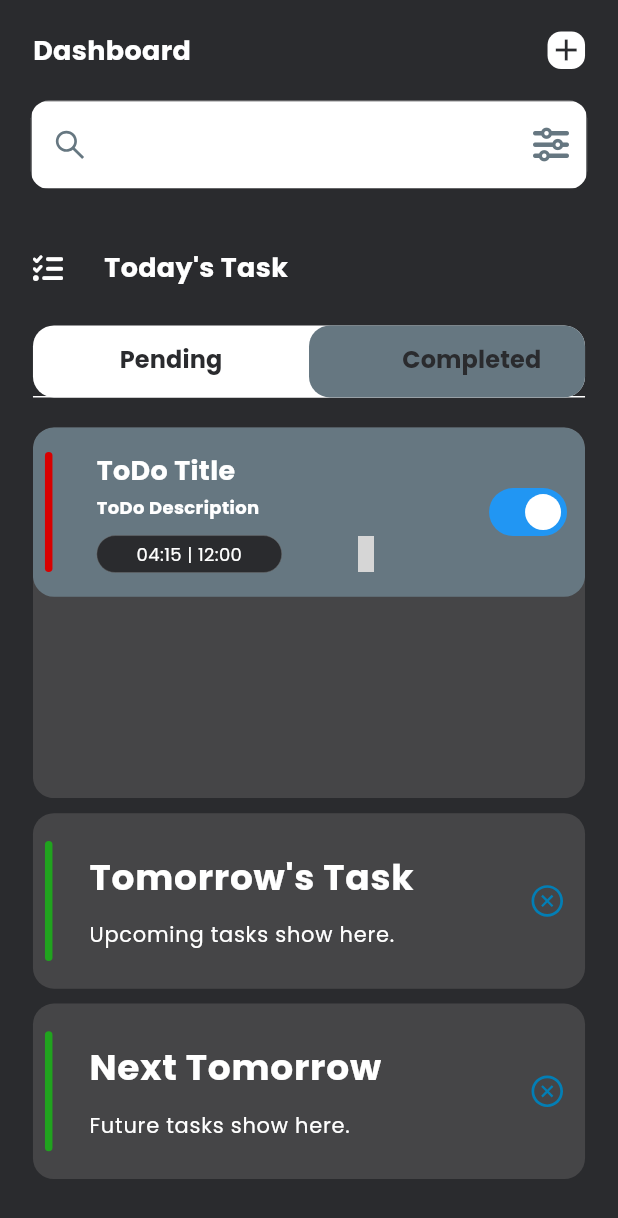
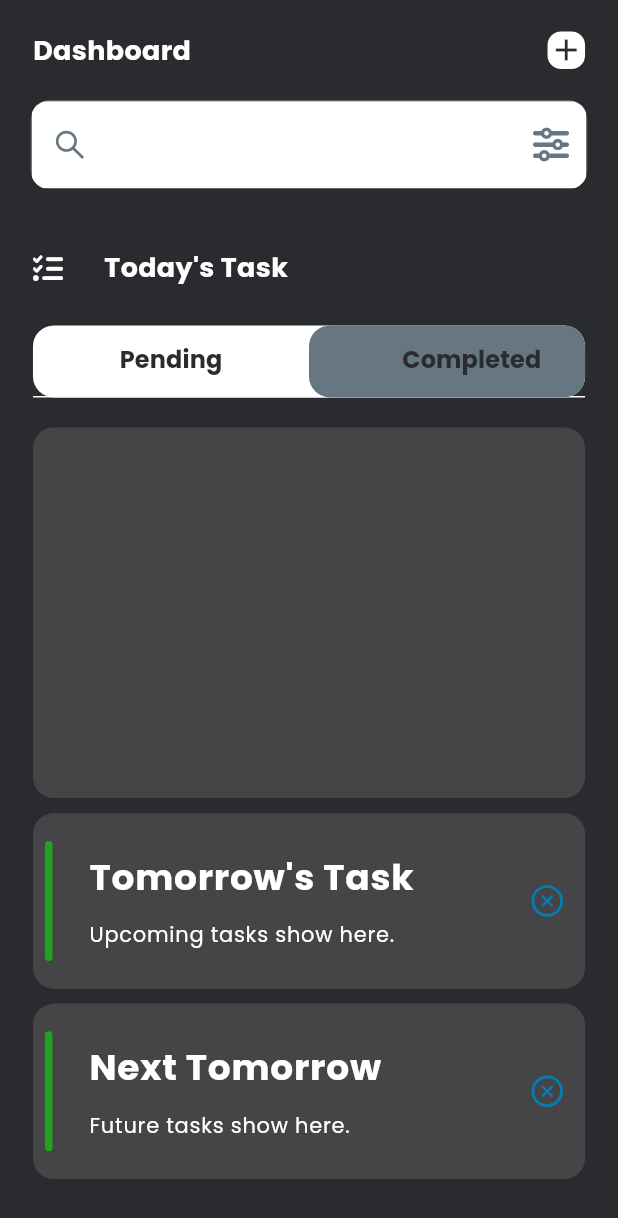
Before and after one commit to cjchika/task_manager, a Flutter app: the screen it shows after launch, tab 2 chosen, on a phone screen of 412 x 824 dp. Shown: the top 1218 px of the screen. Run offline on Flutter 3.47's test engine with Material 2 defaults, Android fonts, the phone set to English and light mode, and no system bars; drawn by our look-alikes of dynamic_color; our stand-ins replace country_picker, flutter_datetime_picker_plus, flutter_screenutil, flutter_vector_icons, google_fonts, hooks_riverpod and 4 more; accounts and stored records are empty; generated files the repository leaves out were written again; grey boxes are pictures that could not be loaded.

Commit message:
Task Page

```diff
--- a/lib/features/todo/pages/homepage.dart
+++ b/lib/features/todo/pages/homepage.dart
@@ -11,6 +11,7 @@ import 'package:task_manager/common/widgets/width_spacer.dart';
 import 'package:task_manager/common/widgets/xpansion_tile.dart';
 import 'package:task_manager/features/todo/controllers/xpansion_provider.dart';
 import 'package:task_manager/features/todo/pages/add_task.dart';
+import 'package:task_manager/features/todo/widgets/completed_tasks.dart';
 import 'package:task_manager/features/todo/widgets/day_after_tomorrow.dart';
 import 'package:task_manager/features/todo/widgets/todo_tile.dart';
 import 'package:task_manager/features/todo/widgets/tomorrow_list.dart';
@@ -182,15 +183,7 @@ class _HomePageState extends ConsumerState<HomePage>
                   Container(
                     color: AppConst.kBkLight,
                     height: AppConst.kHeight * 0.3,
-                    child: ListView(
-                      children: [
-                        ToDoTile(
-                          start: "04:15",
-                          end: "12:00",
-                          switcher: Switch(value: true, onChanged: (value) {}),
-                        )
-                      ],
-                    ),
+                    child: const CompletedTasks()
                   )
                 ]),
               ),
--- /dev/null
+++ b/lib/features/todo/widgets/completed_tasks.dart
@@ -0,0 +1,42 @@
+import 'package:flutter/material.dart';
+import 'package:flutter_vector_icons/flutter_vector_icons.dart';
+import 'package:hooks_riverpod/hooks_riverpod.dart';
+import 'package:task_manager/common/utils/constants.dart';
+import 'package:task_manager/features/todo/controllers/todo/todo_provider.dart';
+import 'package:task_manager/features/todo/widgets/todo_tile.dart';
+
+import '../../../common/models/task_model.dart';
+
+class CompletedTasks extends ConsumerWidget {
+  const CompletedTasks({super.key});
+
+  @override
+  Widget build(BuildContext context, WidgetRef ref) {
+    List<Task> todoList = ref.watch(todoStateProvider);
+    List lastMonth = ref.read(todoStateProvider.notifier).getLast30Days();
+    var completedTasks = todoList
+        .where((element) =>
+    element.isCompleted == 1 || lastMonth.contains(element.date!.substring(0,10)))
+        .toList();
+
+    return ListView.builder(
+        itemCount: completedTasks.length,
+        itemBuilder: (context, index) {
+          final data = completedTasks[index];
+          dynamic color = ref.read(todoStateProvider.notifier).getRandomColor()
+          ;
+          return ToDoTile(
+              delete: () {
+                ref.read(todoStateProvider.notifier).deleteTask(data.id ??0);
+              },
+              editWidget: const SizedBox.shrink(),
+              title: data.title,
+              color: color,
+              description: data.desc,
+              start: data.startTime,
+              end: data.endTime,
+              switcher: const Icon(AntDesign.checkcircle, color: AppConst.kGreen,)
+          );
+        });
+  }
+}
```
